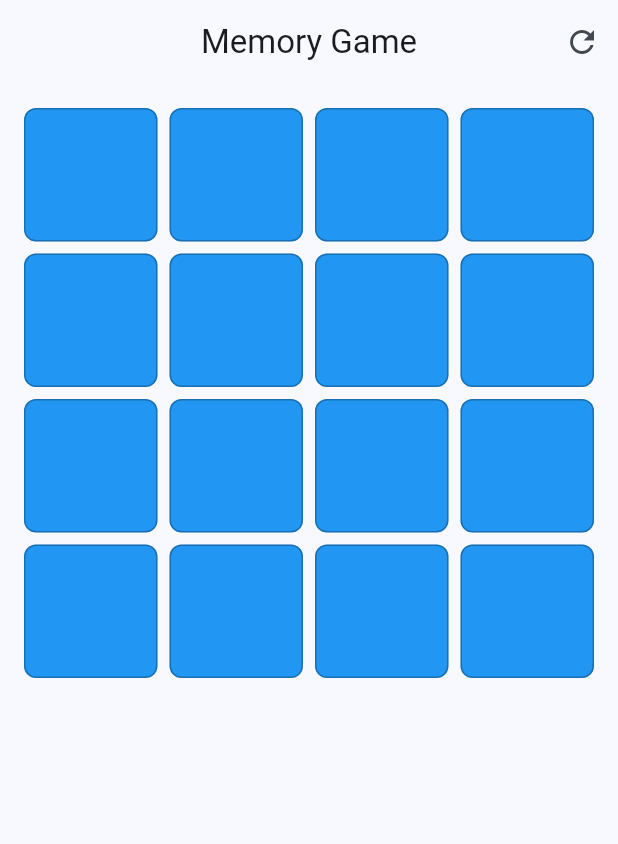
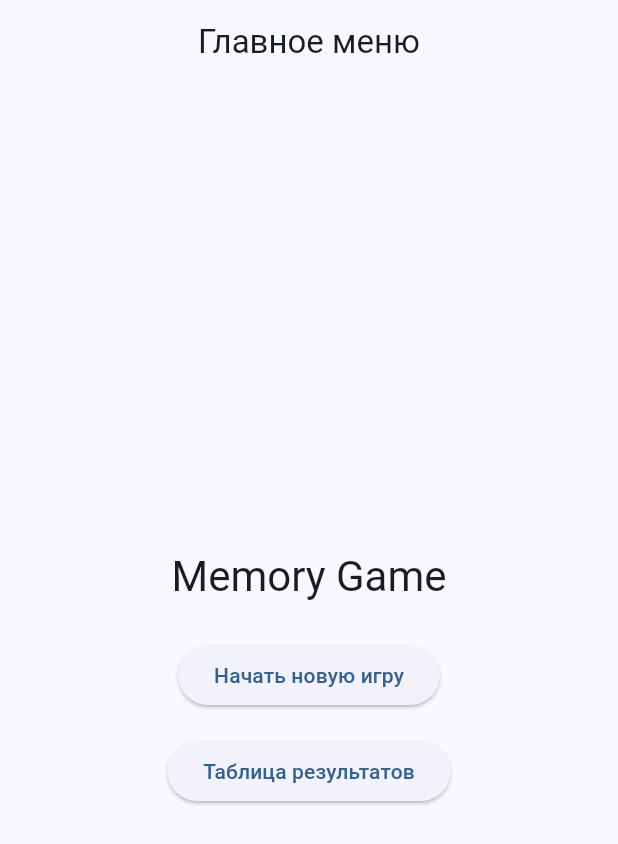
Before and after one commit to alekskulakov/memory-game, a Flutter app: the screen it shows after launch, on a phone screen of 412 x 824 dp. Shown: the top 844 px of the screen. Run offline on Flutter 3.47's test engine with Material 3 defaults, Android fonts, the phone set to English and light mode, and no system bars.

Commit message:
add main screen and result screen

```diff
--- /dev/null
+++ b/lib/MainMenuScreen.dart
@@ -0,0 +1,52 @@
+import 'package:flutter/cupertino.dart';
+import 'package:flutter/material.dart';
+
+import 'ResultsScreen.dart';
+import 'main.dart';
+
+class MainMenuScreen extends StatelessWidget {
+  const MainMenuScreen({super.key});
+
+  @override
+  Widget build(BuildContext context) {
+    return Scaffold(
+      appBar: AppBar(
+        title: const Text('Главное меню'),
+        centerTitle: true,
+      ),
+      body: Center(
+        child: Column(
+          mainAxisSize: MainAxisSize.min,
+          children: [
+            Padding(
+              padding: const EdgeInsets.symmetric(vertical: 24.0),
+              child: Text(
+                'Memory Game',
+                style: Theme.of(context).textTheme.headlineMedium,
+              ),
+            ),
+            ElevatedButton(
+              onPressed: () {
+                Navigator.push(
+                  context,
+                  MaterialPageRoute(builder: (context) => const GameScreen()),
+                );
+              },
+              child: const Text('Начать новую игру'),
+            ),
+            const SizedBox(height: 16),
+            ElevatedButton(
+              onPressed: () {
+                Navigator.push(
+                  context,
+                  MaterialPageRoute(builder: (context) => const ResultsScreen()),
+                );
+              },
+              child: const Text('Таблица результатов'),
+            ),
+          ],
+        ),
+      ),
+    );
+  }
+}
--- /dev/null
+++ b/lib/ResultsScreen.dart
@@ -0,0 +1,16 @@
+import 'package:flutter/cupertino.dart';
+import 'package:flutter/material.dart';
+
+class ResultsScreen extends StatelessWidget {
+  const ResultsScreen({super.key});
+
+  @override
+  Widget build(BuildContext context) {
+    return Scaffold(
+      appBar: AppBar(title: const Text('Таблица результатов')),
+      body: const Center(
+        child: Text('Здесь будет таблица результатов'),
+      ),
+    );
+  }
+}
--- a/lib/main.dart
+++ b/lib/main.dart
@@ -2,6 +2,8 @@ import 'dart:async';
 import 'dart:math';
 
 import 'package:flutter/material.dart';
+
+import 'MainMenuScreen.dart';
 
 void main() {
   runApp(const MemoryGameApp());
@@ -19,7 +21,7 @@ class MemoryGameApp extends StatelessWidget {
         colorScheme: ColorScheme.fromSeed(seedColor: Colors.blue),
         useMaterial3: true,
       ),
-      home: const GameScreen(),
+      home: const MainMenuScreen(),
     );
   }
 }
```
